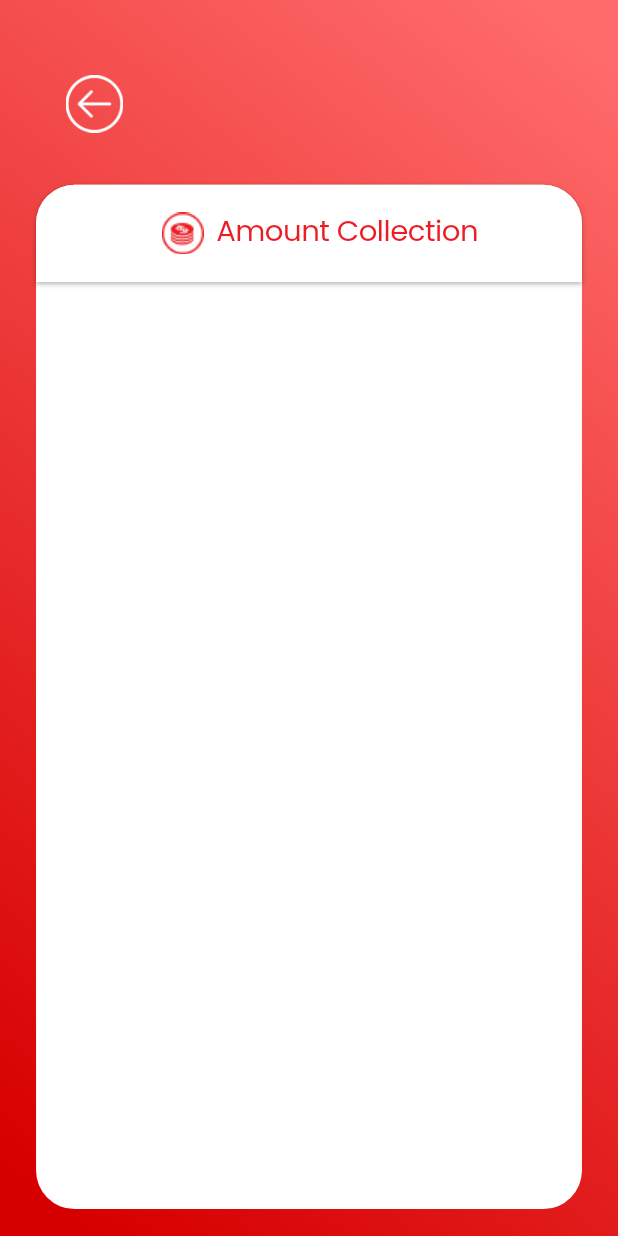
After one commit to rootsystechnologies/EasyCardManageApp, a Flutter app: the OptionScreen screen opened directly, after a tap on "Amount Collection", on a phone screen of 412 x 824 dp. The commit adds this screen. Run offline on Flutter 3.47's test engine with Material 2 defaults, Android fonts, the phone set to English and light mode, and no system bars; our stand-ins replace dotted_border, flutter_screenutil, flutter_svg, google_fonts.

Commit message:
amount collection ui creation started

```diff
--- /dev/null
+++ b/lib/Ui/amountcollection.dart
@@ -0,0 +1,123 @@
+import 'package:flutter/material.dart';
+import 'package:flutter_screenutil/flutter_screenutil.dart';
+import 'package:google_fonts/google_fonts.dart';
+
+class AmountCollection extends StatefulWidget {
+  const AmountCollection({Key? key}) : super(key: key);
+
+  @override
+  State<AmountCollection> createState() => _AmountCollectionState();
+}
+
+class _AmountCollectionState extends State<AmountCollection> {
+  @override
+  Widget build(BuildContext context) {
+    return Scaffold(
+        body: Scaffold(
+            body: SingleChildScrollView(
+                child: Container(
+                    width: MediaQuery.of(context).size.width,
+                    height: MediaQuery.of(context).size.height,
+                    decoration: BoxDecoration(
+                      gradient: LinearGradient(
+                        begin: Alignment.topCenter,
+                        end: Alignment.bottomCenter,
+                        transform: GradientRotation(
+                            190.64 * (3.1415926535897932 / 180.0).sp),
+                        stops: [0.0057.sp, 0.969.sp],
+                        colors: [
+                          Color(0xffD70000),
+                          Color(0xffFF6A6A),
+                        ],
+                      ),
+                    ),
+                    child: Column(
+                        crossAxisAlignment: CrossAxisAlignment.start,
+                        children: [
+                          SizedBox(
+                            height: 41.h,
+                          ),
+                          Padding(
+                            padding: EdgeInsets.only(left: 26.w),
+                            child: TextButton(
+                                onPressed: () {
+                                  Navigator.of(context).pop();
+                                },
+                                child: SizedBox(
+                                  width: 37.062.w,
+                                  height: 37.062.h,
+                                  child: Image.asset('assets/arrowback.png'),
+                                )),
+                          ),
+                          SizedBox(
+                            height: 26.h,
+                          ),
+                          Container(
+                            margin: EdgeInsets.only(left: 21.w, right: 21.w),
+                            width: 337.w,
+                            height: 663.h,
+                            decoration: BoxDecoration(
+                              color: Colors.white,
+                              borderRadius: BorderRadius.circular(25.r),
+                            ),
+                            child: Column(
+                              children: [
+                                Container(
+                                  decoration: BoxDecoration(
+                                      boxShadow: [
+                                        BoxShadow(
+                                          color:
+                                              Color.fromRGBO(0, 0, 0, 0.25.sp),
+                                          offset: Offset(0, 1.sp),
+                                          blurRadius: 2.r,
+                                        ),
+                                      ],
+                                      color: Colors.white,
+                                      borderRadius: BorderRadius.only(
+                                          topLeft: Radius.circular(25.r),
+                                          topRight: Radius.circular(25.r))),
+                                  width: 337.w,
+                                  height: 63.h,
+                                  child: Row(
+                                    children: [
+                                      Padding(
+                                        padding: EdgeInsets.only(
+                                            left: 68.w,
+                                            top: 14.h,
+                                            bottom: 13.94.h,
+                                            right: 2.w),
+                                        child: SizedBox(
+                                            width: 35.06.w,
+                                            height: 35.06.h,
+                                            child: Image.asset(
+                                                'assets/option3.png')),
+                                      ),
+                                      Padding(
+                                        padding: EdgeInsets.only(
+
+                                            top: 16.22.h,
+                                            bottom: 14.35.h),
+                                        child: SizedBox(
+                                            width: 160.39.w,
+                                            height: 32.43.h,
+                                            child: Text(
+                                              'Amount Collection',
+                                              style: GoogleFonts.poppins(
+                                                textStyle: TextStyle(
+                                                  letterSpacing: -0.3.sp,
+                                                  color: Color(0xffEC1C24),
+                                                  fontSize: 17.sp,
+                                                  fontWeight: FontWeight.w400,
+                                                ),
+                                              ),
+                                            )),
+                                      )
+                                    ],
+                                  ),
+                                ),
+                              ],
+                            ),
+                          )
+                        ])))));
+  }
+}
--- a/lib/Ui/optionscreen.dart
+++ b/lib/Ui/optionscreen.dart
@@ -4,6 +4,7 @@ import 'package:dotted_border/dotted_border.dart';
 import 'package:google_fonts/google_fonts.dart';
 
 import 'addnewcustomer.dart';
+import 'amountcollection.dart';
 import 'customers.dart';
 
 class OptionScreen extends StatefulWidget {
@@ -96,7 +97,10 @@ class _OptionScreenState extends State<OptionScreen> {
                           ),
                           Padding(
                             padding: EdgeInsets.only(left: 27.w, right: 27.w),
-                            child: GestureDetector(onTap: ()=>Navigator.of(context).push(MaterialPageRoute(builder: (_)=>Customers())),
+                            child: GestureDetector(
+                              onTap: () => Navigator.of(context).push(
+                                  MaterialPageRoute(
+                                      builder: (_) => Customers())),
                               child: DottedBorder(
                                 dashPattern: [4.sp, 4.sp],
                                 borderType: BorderType.RRect,
@@ -114,7 +118,8 @@ class _OptionScreenState extends State<OptionScreen> {
                                       SizedBox(
                                           width: 28.w,
                                           height: 28.h,
-                                          child: Image.asset('assets/option1.png')),
+                                          child: Image.asset(
+                                              'assets/option1.png')),
                                       SizedBox(
                                         width: 9.w,
                                       ),
@@ -136,7 +141,9 @@ class _OptionScreenState extends State<OptionScreen> {
                                       ),
                                       Padding(
                                         padding: EdgeInsets.only(
-                                            top: 15.h, bottom: 25.h, right: 14.w),
+                                            top: 15.h,
+                                            bottom: 25.h,
+                                            right: 14.w),
                                         child: Icon(
                                           Icons.arrow_forward,
                                           color: Color(0xffEC1C24),
@@ -153,7 +160,10 @@ class _OptionScreenState extends State<OptionScreen> {
                           ),
                           Padding(
                             padding: EdgeInsets.only(left: 27.w, right: 27.w),
-                            child: GestureDetector(onTap: ()=>Navigator.of(context).push(MaterialPageRoute(builder: (_)=>AddNewCustomer())),
+                            child: GestureDetector(
+                              onTap: () => Navigator.of(context).push(
+                                  MaterialPageRoute(
+                                      builder: (_) => AddNewCustomer())),
                               child: DottedBorder(
                                 dashPattern: [4.sp, 4.sp],
                                 borderType: BorderType.RRect,
@@ -171,7 +181,8 @@ class _OptionScreenState extends State<OptionScreen> {
                                       SizedBox(
                                           width: 28.w,
                                           height: 28.h,
-                                          child: Image.asset('assets/option2.png')),
+                                          child: Image.asset(
+                                              'assets/option2.png')),
                                       SizedBox(
                                         width: 9.w,
                                       ),
@@ -189,7 +200,68 @@ class _OptionScreenState extends State<OptionScreen> {
                                       ),
                                       Padding(
                                         padding: EdgeInsets.only(
-                                            top: 15.h, bottom: 25.h, right: 14.w),
+                                            top: 15.h,
+                                            bottom: 25.h,
+                                            right: 14.w),
+                                        child: Icon(
+                                          Icons.arrow_forward,
+                                          color: Color(0xffEC1C24),
+                                        ),
+                                      )
+                                    ],
+                                  ),
+                                ),
+                              ),
+                            ),
+                          ),
+                          SizedBox(
+                            height: 38.h,
+                          ),
+                          Padding(
+                            padding: EdgeInsets.only(left: 27.w, right: 27.w),
+                            child: GestureDetector(
+                              onTap: () => Navigator.of(context).push(
+                                  MaterialPageRoute(
+                                      builder: (_) => AmountCollection())),
+                              child: DottedBorder(
+                                dashPattern: [4.sp, 4.sp],
+                                borderType: BorderType.RRect,
+                                color: Color(0xffEC1C24),
+                                radius: Radius.circular(8.r),
+                                strokeWidth: 1.sp,
+                                child: Container(
+                                  width: 264.w,
+                                  height: 54.h,
+                                  child: Row(
+                                    children: [
+                                      SizedBox(
+                                        width: 14.w,
+                                      ),
+                                      SizedBox(
+                                          width: 28.w,
+                                          height: 28.h,
+                                          child: Image.asset(
+                                              'assets/option3.png')),
+                                      SizedBox(
+                                        width: 9.w,
+                                      ),
+                                      Text('Amount Collection',
+                                          style: GoogleFonts.poppins(
+                                            textStyle: TextStyle(
+                                              letterSpacing: -0.3.sp,
+                                              color: Color(0xffEC1C24),
+                                              fontSize: 15.sp,
+                                              fontWeight: FontWeight.w400,
+                                            ),
+                                          )),
+                                      SizedBox(
+                                        width: 34.w,
+                                      ),
+                                      Padding(
+                                        padding: EdgeInsets.only(
+                                            top: 15.h,
+                                            bottom: 25.h,
+                                            right: 14.w),
                                         child: Icon(
                                           Icons.arrow_forward,
                                           color: Color(0xffEC1C24),
@@ -223,58 +295,8 @@ class _OptionScreenState extends State<OptionScreen> {
                                     SizedBox(
                                         width: 28.w,
                                         height: 28.h,
-                                        child: Image.asset('assets/option3.png')),
-                                    SizedBox(
-                                      width: 9.w,
-                                    ),
-                                    Text('Amount Collection',
-                                        style: GoogleFonts.poppins(
-                                          textStyle: TextStyle(
-                                            letterSpacing: -0.3.sp,
-                                            color: Color(0xffEC1C24),
-                                            fontSize: 15.sp,
-                                            fontWeight: FontWeight.w400,
-                                          ),
-                                        )),
-                                    SizedBox(
-                                      width: 34.w,
-                                    ),
-                                    Padding(
-                                      padding: EdgeInsets.only(
-                                          top: 15.h, bottom: 25.h, right: 14.w),
-                                      child: Icon(
-                                        Icons.arrow_forward,
-                                        color: Color(0xffEC1C24),
-                                      ),
-                                    )
-                                  ],
-                                ),
-                              ),
-                            ),
-                          ),
-                          SizedBox(
-                            height: 38.h,
-                          ),
-                          Padding(
-                            padding: EdgeInsets.only(left: 27.w, right: 27.w),
-                            child: DottedBorder(
-                              dashPattern: [4.sp, 4.sp],
-                              borderType: BorderType.RRect,
-                              color: Color(0xffEC1C24),
-                              radius: Radius.circular(8.r),
-                              strokeWidth: 1.sp,
-                              child: Container(
-                                width: 264.w,
-                                height: 54.h,
-                                child: Row(
-                                  children: [
-                                    SizedBox(
-                                      width: 14.w,
-                                    ),
-                                    SizedBox(
-                                        width: 28.w,
-                                        height: 28.h,
-                                        child: Image.asset('assets/option4.png')),
+                                        child:
+                                            Image.asset('assets/option4.png')),
                                     SizedBox(
                                       width: 9.w,
                                     ),
@@ -329,7 +351,8 @@ class _OptionScreenState extends State<OptionScreen> {
                                     SizedBox(
                                         width: 28.w,
                                         height: 28.h,
-                                        child: Image.asset('assets/option5.png')),
+                                        child:
+                                            Image.asset('assets/option5.png')),
                                     SizedBox(
                                       width: 9.w,
                                     ),
@@ -361,7 +384,11 @@ class _OptionScreenState extends State<OptionScreen> {
                                 ),
                               ),
                             ),
-                          ),SizedBox(height: 22.h,),Container(
+                          ),
+                          SizedBox(
+                            height: 22.h,
+                          ),
+                          Container(
                             width: 318.w,
                             height: 57.h,
                             decoration: BoxDecoration(
@@ -378,7 +405,6 @@ class _OptionScreenState extends State<OptionScreen> {
                                     bottomRight: Radius.circular(25.r))),
                           )
                         ])),
-
               ],
             ),
           )),
```
